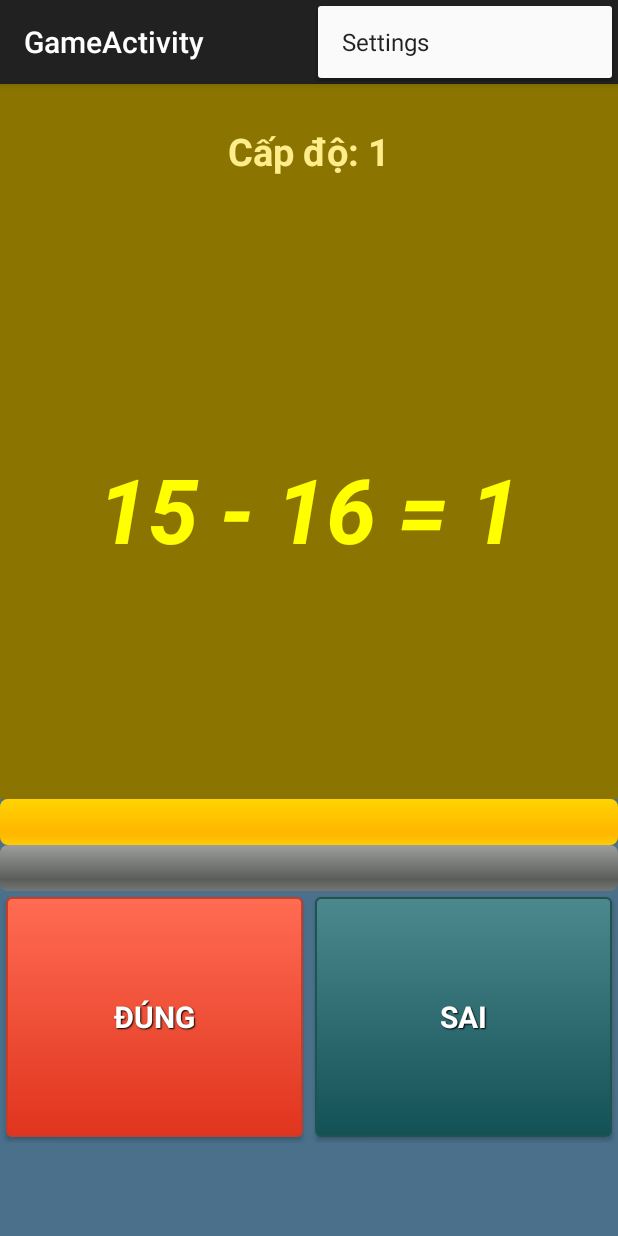
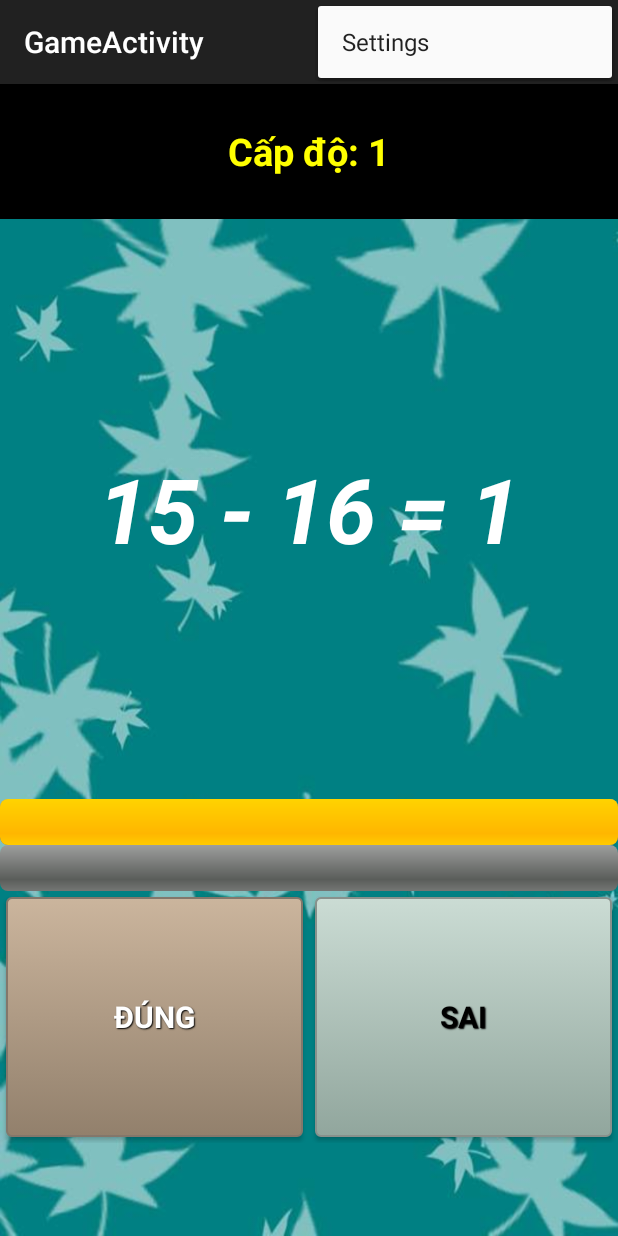
Before and after one commit to pgyami/App_for_assignment, an Android app: the GameActivity screen opened directly, with no data from a screen before it, after a tap on "MÀN HÌNH CHÍNH", on a phone screen of 412 x 824 dp. Run offline under Robolectric (Android 15) with nearby library versions, the phone set to English and light mode, and no system bars.

Commit message:
Update layout + Facebook Share link + Logo

```diff
--- a/app/src/main/java/com/example/kuson/app_for_assignment/ResultActivity.java
+++ b/app/src/main/java/com/example/kuson/app_for_assignment/ResultActivity.java
@@ -43,6 +43,22 @@ public class ResultActivity extends ActionBarActivity {
             writeToFile(""+Global_Variable.HIGH_SCORE);}
 
         hiscore_text.setText(String.valueOf(Global_Variable.HIGH_SCORE));
+
+
+        // listeners of our two buttons
+        View.OnClickListener handler = new View.OnClickListener() {
+            public void onClick(View v) {
+                switch (v.getId()) {
+
+                    case R.id.share_button:
+                        shareGame();
+                        break;
+                }
+            }
+        };
+
+// our buttons
+        findViewById(R.id.share_button).setOnClickListener(handler);
     }
 
 
@@ -78,4 +94,19 @@ public class ResultActivity extends ActionBarActivity {
         //startActivity(activityIntent);
         finish();
     }
+
+    private void shareGame() {
+
+        Intent share = new Intent(android.content.Intent.ACTION_SEND);
+        share.setType("text/plain");
+        share.addFlags(Intent.FLAG_ACTIVITY_CLEAR_WHEN_TASK_RESET);
+
+        // Add data to the intent, the receiving app will decide
+        // what to do with it.
+        share.putExtra(Intent.EXTRA_SUBJECT, "Title Of The Post");
+        share.putExtra(Intent.EXTRA_TEXT, "https://play.google.com/store/apps/details?id=com.delvedapps.onetwothree");
+
+        startActivity(Intent.createChooser(share, getString(R.string.share)));
+
+    }
 }
--- a/app/src/main/res/drawable/custom_btn_false.xml
+++ b/app/src/main/res/drawable/custom_btn_false.xml
@@ -3,22 +3,22 @@
     <item android:state_pressed="true" >
         <shape android:shape="rectangle"  >
             <corners android:radius="3dip" />
-            <stroke android:width="1dip" android:color="#20534e" />
-            <gradient  android:angle="-90"  android:startColor="#062d30" android:endColor="#4c898e"  />
+            <stroke android:width="1dip" android:color="#88918c" />
+            <gradient  android:angle="-90"  android:startColor="#52645c" android:endColor="#a7b9b0"  />
         </shape>
     </item>
     <item android:state_focused="true">
         <shape android:shape="rectangle"  >
             <corners android:radius="3dip" />
-            <stroke android:width="1dip" android:color="#20534e" />
-            <solid  android:color="#125156"/>
+            <stroke android:width="1dip" android:color="#88918c" />
+            <solid  android:color="#91a69d"/>
         </shape>
     </item>
     <item >
         <shape android:shape="rectangle"  >
             <corners android:radius="3dip" />
-            <stroke android:width="1dip" android:color="#20534e" />
-            <gradient  android:angle="-90"  android:startColor="#4c898e" android:endColor="#125156" />
+            <stroke android:width="1dip" android:color="#88918c" />
+            <gradient  android:angle="-90"  android:startColor="#cbdcd4" android:endColor="#91a69d" />
         </shape>
     </item>
 </selector>
--- a/app/src/main/res/drawable/custom_btn_true.xml
+++ b/app/src/main/res/drawable/custom_btn_true.xml
@@ -3,22 +3,22 @@
     <item android:state_pressed="true" >
         <shape android:shape="rectangle"  >
             <corners android:radius="3dip" />
-            <stroke android:width="1dip" android:color="#c53e2b" />
-            <gradient  android:angle="-90"  android:startColor="#a11005" android:endColor="#d62608"  />
+            <stroke android:width="1dip" android:color="#83776b" />
+            <gradient  android:angle="-90"  android:startColor="#5f4427" android:endColor="#cbb59d"  />
         </shape>
     </item>
     <item android:state_focused="true">
         <shape android:shape="rectangle"  >
             <corners android:radius="3dip" />
-            <stroke android:width="1dip" android:color="#c53e2b" />
-            <solid  android:color="#e0341e"/>
+            <stroke android:width="1dip" android:color="#83776b" />
+            <solid  android:color="#92806c"/>
         </shape>
     </item>
     <item >
         <shape android:shape="rectangle"  >
             <corners android:radius="3dip" />
-            <stroke android:width="1dip" android:color="#c53e2b" />
-            <gradient  android:angle="-90"  android:startColor="#ff6c52" android:endColor="#e0341e" />
+            <stroke android:width="1dip" android:color="#83776b" />
+            <gradient  android:angle="-90"  android:startColor="#cbb59d" android:endColor="#92806c" />
         </shape>
     </item>
 </selector>
--- a/app/src/main/res/layout/activity_game.xml
+++ b/app/src/main/res/layout/activity_game.xml
@@ -7,7 +7,7 @@
         android:layout_width="fill_parent"
         android:layout_height="fill_parent"
         android:weightSum="100"
-        android:background="#4A708B">
+        android:background="@drawable/background">
 
         <TextView
             android:layout_width="match_parent"
@@ -15,11 +15,11 @@
             android:text="10"
             android:id="@+id/level_text"
             android:layout_weight="10"
-            android:background="#8B7500"
+            android:background="#000000"
             android:gravity="center"
             android:textSize="25sp"
             android:textStyle="bold"
-            android:textColor="#FFEC8B" />
+            android:textColor="#FFFF00" />
 
         <TextView
             android:layout_width="match_parent"
@@ -32,8 +32,7 @@
             android:textSize="60sp"
             android:gravity="center"
             android:singleLine="true"
-            android:textColor="#FFFF00"
-            android:background="#8B7500" />
+            android:textColor="#FFFFFF" />
 
         <ProgressBar
             style="@android:style/Widget.ProgressBar.Horizontal"
--- a/app/src/main/res/layout/activity_result.xml
+++ b/app/src/main/res/layout/activity_result.xml
@@ -7,7 +7,8 @@
         android:orientation="vertical"
         android:layout_width="match_parent"
         android:layout_height="fill_parent"
-        android:weightSum="100">
+        android:weightSum="100"
+        android:background="@drawable/background">
 
         <LinearLayout
             android:orientation="horizontal"
--- a/app/src/main/res/values/strings.xml
+++ b/app/src/main/res/values/strings.xml
@@ -15,7 +15,7 @@
     <string name="time_help_button">CỘNG THÊM GIỜ</string>
     <string name="replay_button">CHƠI LẠI</string>
     <string name="back_button">MÀN HÌNH CHÍNH</string>
-    <string name="share_button">CHIA SẺ QUA FACEBOOK</string>
+    <string name="share_button">CHIA SẺ GAME</string>
     <string name="setting_title_text">TÙY CHỌN</string>
     <string name="time_setting_label">Thời gian cho mỗi vòng :</string>
     <string name="adding_time_label">Thời gian cộng thêm :</string>
@@ -30,5 +30,6 @@
     <string name="title_activity_result">ResultActivity</string>
     <string name="title_activity_setting">SettingActivity</string>
     <string name="level">Cấp độ: </string>
+    <string name="share">Chia sẻ game thông qua: </string>
 
 </resources>
--- a/app/src/main/res/values/styles.xml
+++ b/app/src/main/res/values/styles.xml
@@ -19,7 +19,7 @@
     <style name="btnStyleFalse" parent="@android:style/Widget.Button">
         <item name="android:textSize">15sp</item>
         <item name="android:textStyle">bold</item>
-        <item name="android:textColor">#FFFFFF</item>
+        <item name="android:textColor">#000000</item>
         <item name="android:gravity">center</item>
         <item name="android:shadowColor">#000000</item>
         <item name="android:shadowDx">1</item>
```
Also changed, not shown: app/src/main/res/layout/activity_main.xml (+8 -11 lines), app/src/main/ic_launcher-web.png (added), app/src/main/res/drawable-hdpi/logo.jpg (added), app/src/main/res/drawable-mdpi/logo.jpg (added), app/src/main/res/drawable-xhdpi/logo.jpg (added), app/src/main/res/drawable-xxhdpi/logo.jpg (added), app/src/main/res/drawable/background.jpg (added), app/src/main/res/drawable/image_main.jpg (added), app/src/main/res/mipmap-hdpi/ic_launcher.png (added), app/src/main/res/mipmap-mdpi/ic_launcher.png (added), app/src/main/res/mipmap-xhdpi/ic_launcher.png (added), app/src/main/res/mipmap-xxhdpi/ic_launcher.png (added), app/src/main/res/mipmap-xxxhdpi/ic_launcher.png (added).
